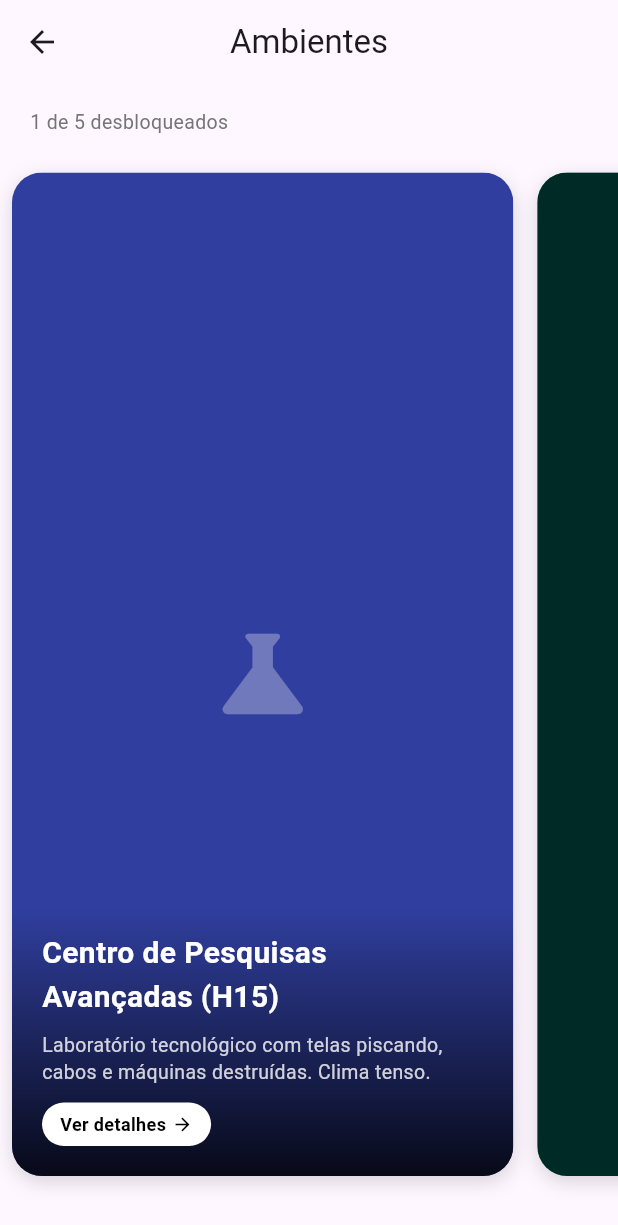
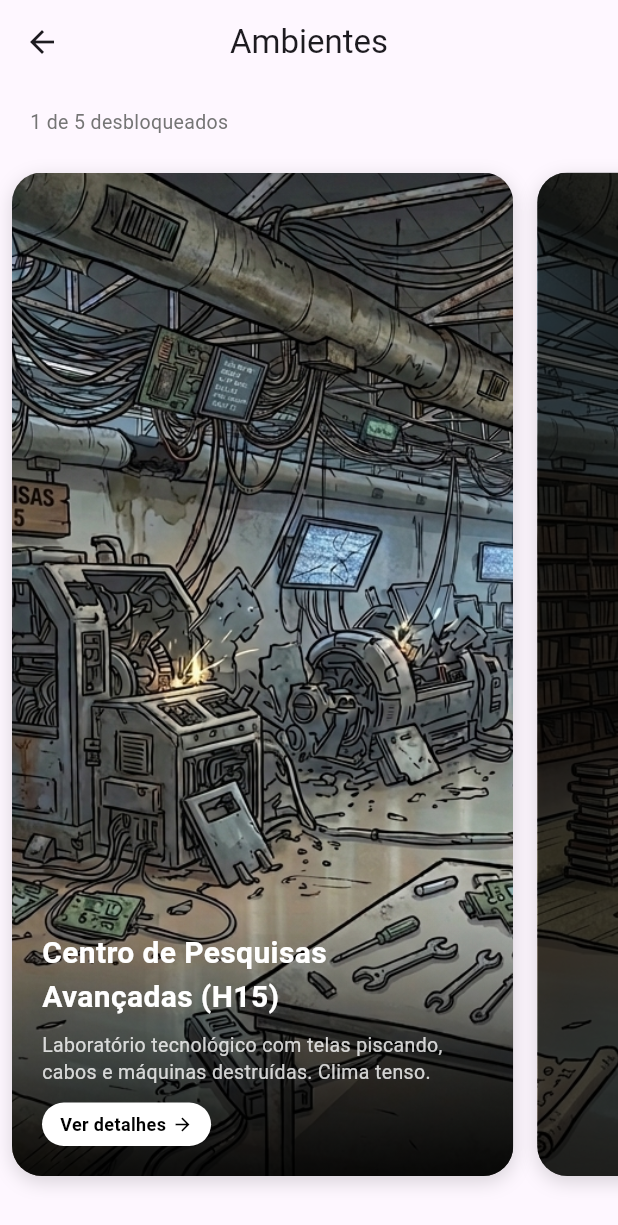
Before and after one commit to egili/PI_3_0101_03, a Flutter app: the EnvironmentsScreen screen opened directly, on a phone screen of 412 x 824 dp. Shown: the top 1225 px of the screen. Run offline on Flutter 3.47's test engine with Material 3 defaults, Android fonts, the phone set to English and light mode, and no system bars; our stand-ins replace cloud_firestore, firebase_core, flutter_riverpod, geolocator, shared_preferences; accounts and stored records are empty.

Commit message:
adicao imagens de ambientes

```diff
--- a/puc_penguin/lib/screens/environments_screen.dart
+++ b/puc_penguin/lib/screens/environments_screen.dart
@@ -66,28 +66,9 @@ class _EnvironmentCard extends StatelessWidget {
     required this.isUnlocked,
   });
 
-  // Cor placeholder de cada ambiente — trocar por imagem depois
-  Color get _placeholderColor {
-    switch (environment.id) {
-      case 'h15':        return Colors.indigo.shade700;
-      case 'biblioteca': return Colors.teal.shade700;
-      case 'hospital':   return Colors.red.shade700;
-      case 'oficina':    return Colors.orange.shade700;
-      case 'mercadao':   return Colors.green.shade700;
-      default:           return Colors.blueGrey.shade700;
-    }
-  }
-
-  // Ícone placeholder de cada ambiente
-  IconData get _placeholderIcon {
-    switch (environment.id) {
-      case 'h15':        return Icons.science;
-      case 'biblioteca': return Icons.menu_book;
-      case 'hospital':   return Icons.local_hospital;
-      case 'oficina':    return Icons.build;
-      case 'mercadao':   return Icons.restaurant;
-      default:           return Icons.place;
-    }
+  // Caminho da imagem baseado no ID do ambiente
+  String get _imagePath {
+    return 'assets/images/environments/${environment.id}.png';
   }
 
   @override
@@ -131,16 +112,17 @@ class _EnvironmentCard extends StatelessWidget {
           child: Stack(
             fit: StackFit.expand,
             children: [
-              // ── Imagem / Placeholder ──────────────────────
-              // Quando tiver imagem, substitua este Container por:
-              // Image.asset('assets/images/${environment.id}.png', fit: BoxFit.cover)
-              Container(
-                color: _placeholderColor,
-                child: Icon(
-                  _placeholderIcon,
-                  size: 80,
-                  color: Colors.white.withOpacity(0.3),
-                ),
+              // ── Imagem do Ambiente ──────────────────────
+              Image.asset(
+                _imagePath,
+                fit: BoxFit.cover,
+                errorBuilder: (context, error, stackTrace) {
+                  // Fallback caso a imagem não exista
+                  return Container(
+                    color: Colors.blueGrey.shade700,
+                    child: Icon(Icons.image_not_supported, size: 80, color: Colors.white30),
+                  );
+                },
               ),
 
               // ── Overlay escuro para bloqueados ────────────
--- a/puc_penguin/pubspec.yaml
+++ b/puc_penguin/pubspec.yaml
@@ -35,3 +35,4 @@ flutter:
   assets:
   - assets/logo.png
   - assets/icon/icon.png
+  - assets/images/environments/
```
Also changed, not shown: puc_penguin/assets/images/environments/biblioteca.png (added), puc_penguin/assets/images/environments/h15.png (added), puc_penguin/assets/images/environments/hospital.png (added), puc_penguin/assets/images/environments/mercadao.png (added), 1 other file.
